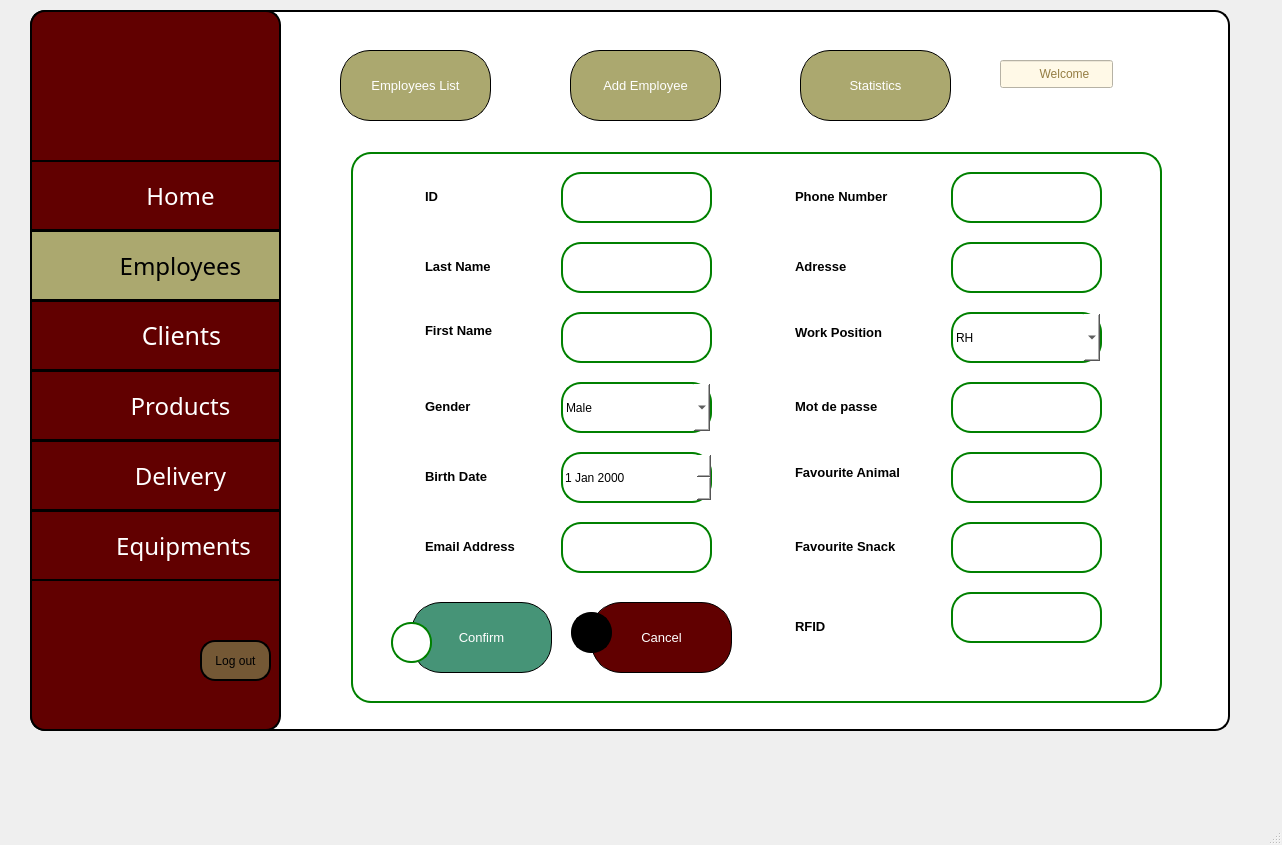
Before: the Qt Designer form mainwindow.ui in mayssem-l/Project2A, drawn with Qt 5.
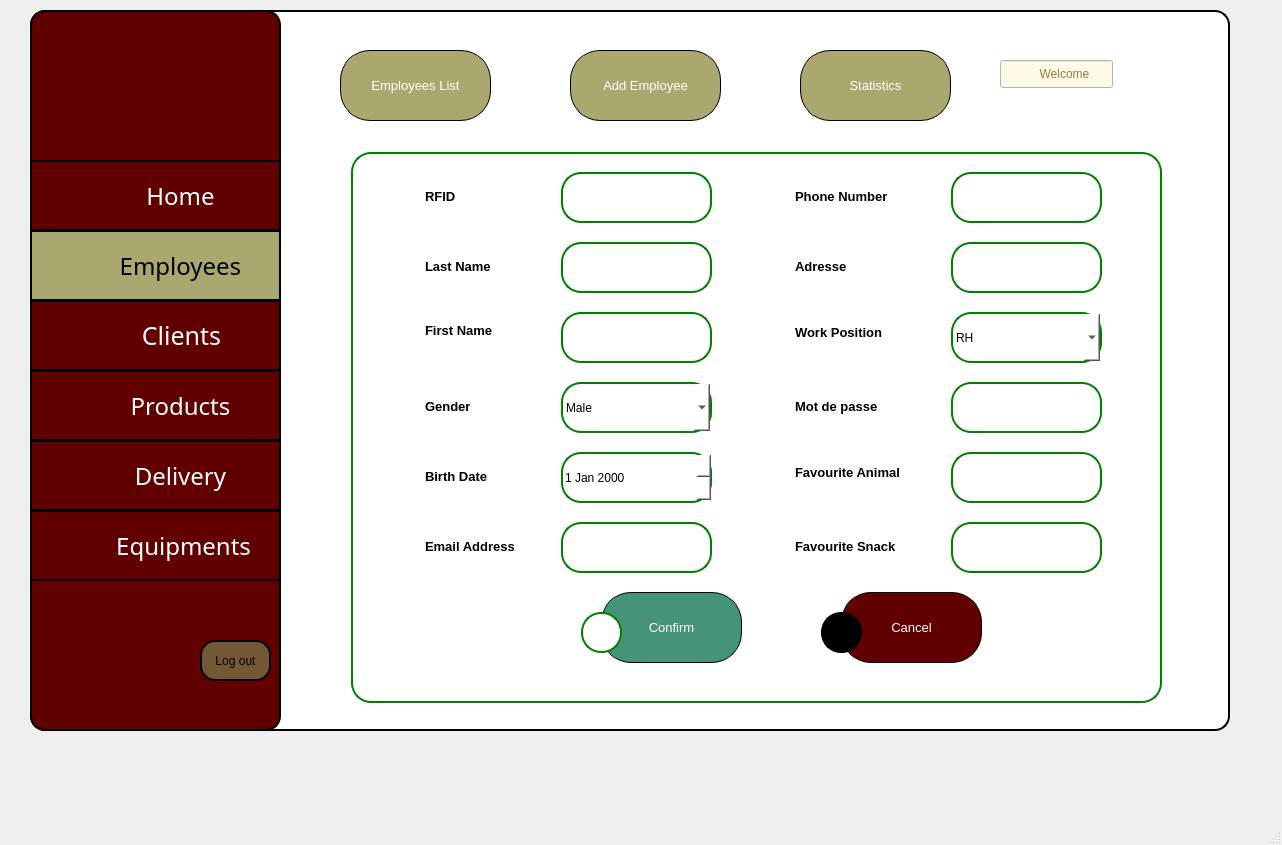
After: the same form once the commit is applied. The open tabs and pages were chosen to show the change. Icons and pictures are not drawn.

What changed in the file:
```diff
--- a/mainwindow.ui
+++ b/mainwindow.ui
@@ -1534,52 +1534,6 @@
 border-radius: 20px;
 </string>
          </property>
-         <widget class="QLineEdit" name="id_add">
-          <property name="geometry">
-           <rect>
-            <x>210</x>
-            <y>20</y>
-            <width>151</width>
-            <height>51</height>
-           </rect>
-          </property>
-          <property name="styleSheet">
-           <string notr="true">background-color: rgb(255, 255, 255);
-color: rgb(0, 0, 0);
-border_radius:10px;</string>
-          </property>
-          <property name="text">
-           <string/>
-          </property>
-         </widget>
-         <widget class="QLineEdit" name="lineEdit_10">
-          <property name="geometry">
-           <rect>
-            <x>70</x>
-            <y>30</y>
-            <width>121</width>
-            <height>28</height>
-           </rect>
-          </property>
-          <property name="font">
-           <font>
-            <pointsize>10</pointsize>
-            <bold>true</bold>
-           </font>
-          </property>
-          <property name="styleSheet">
-           <string notr="true">background-color: rgb(255, 255, 255);
-color: rgb(0, 0, 0);
-
-border-color: rgb(255, 255, 255);</string>
-          </property>
-          <property name="text">
-           <string>ID</string>
-          </property>
-          <property name="alignment">
-           <set>Qt::AlignLeading|Qt::AlignLeft|Qt::AlignVCenter</set>
-          </property>
-         </widget>
          <widget class="QLineEdit" name="lineEdit_11">
           <property name="geometry">
            <rect>
@@ -1964,8 +1918,8 @@
          <widget class="QPushButton" name="confirm_add">
           <property name="geometry">
            <rect>
-            <x>60</x>
-            <y>450</y>
+            <x>250</x>
+            <y>440</y>
             <width>141</width>
             <height>71</height>
            </rect>
@@ -1993,8 +1947,8 @@
          <widget class="QLabel" name="label_25">
           <property name="geometry">
            <rect>
-            <x>40</x>
-            <y>470</y>
+            <x>230</x>
+            <y>460</y>
             <width>41</width>
             <height>41</height>
            </rect>
@@ -2012,8 +1966,8 @@
          <widget class="QPushButton" name="cancel_add">
           <property name="geometry">
            <rect>
-            <x>240</x>
-            <y>450</y>
+            <x>490</x>
+            <y>440</y>
             <width>141</width>
             <height>71</height>
            </rect>
@@ -2040,7 +1994,7 @@
          <widget class="QLabel" name="label_26">
           <property name="geometry">
            <rect>
-            <x>220</x>
+            <x>470</x>
             <y>460</y>
             <width>41</width>
             <height>41</height>
@@ -2173,8 +2127,8 @@
          <widget class="QLineEdit" name="rfid_add">
           <property name="geometry">
            <rect>
-            <x>600</x>
-            <y>440</y>
+            <x>210</x>
+            <y>20</y>
             <width>151</width>
             <height>51</height>
            </rect>
@@ -2191,9 +2145,9 @@
          <widget class="QLineEdit" name="lineEdit_32">
           <property name="geometry">
            <rect>
-            <x>440</x>
-            <y>460</y>
-            <width>141</width>
+            <x>70</x>
+            <y>30</y>
+            <width>131</width>
             <height>28</height>
            </rect>
           </property>
```
Left out of the diff: 2 changed lines with no effect on the pictures.
